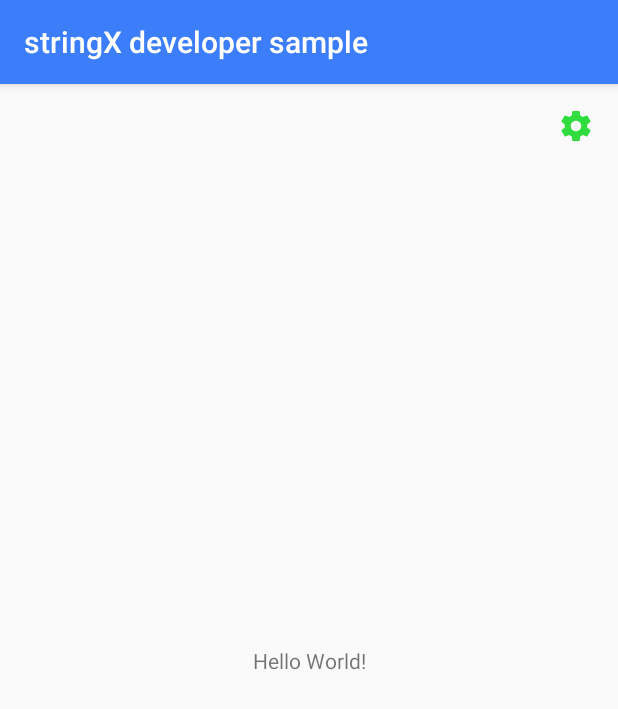
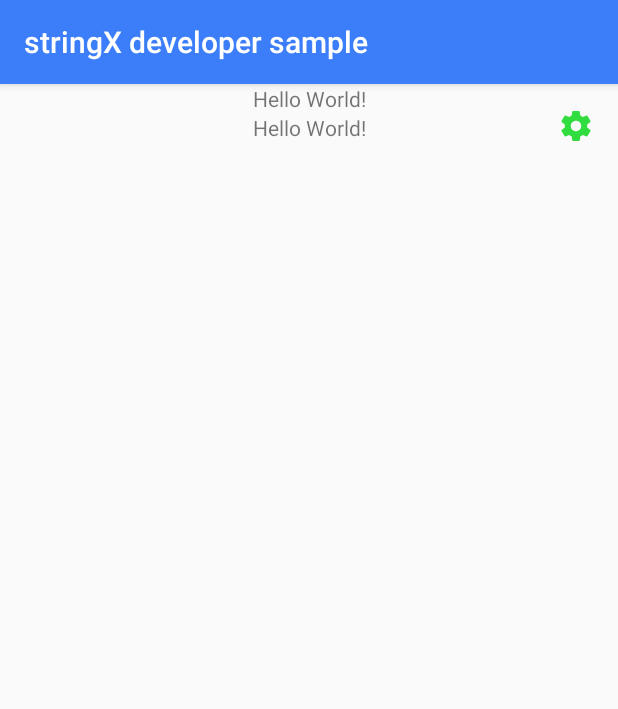
Before and after one commit to SzyQ/linguist-android-sdk, an Android app: the screen it shows after launch (MainActivity), on a phone screen of 412 x 824 dp. Shown: the top 709 px of the screen. Run offline under Robolectric (Android 15) with nearby library versions, the phone set to English and light mode, and no system bars.

Commit message:
Release prep

```diff
--- a/samples/DeveloperSample/app/build.gradle
+++ b/samples/DeveloperSample/app/build.gradle
@@ -2,7 +2,7 @@ apply plugin: 'com.android.application'
 
 android {
     compileSdkVersion 27
-    buildToolsVersion '26.0.2'
+    buildToolsVersion "27.0.3"
     defaultConfig {
         applicationId "io.stringx.developersample"
         minSdkVersion 16
@@ -26,7 +26,7 @@ android {
 dependencies {
     implementation project(':stringx')
     implementation fileTree(dir: 'libs', include: ['*.jar'])
-    implementation 'com.android.support:appcompat-v7:27.0.0'
+    implementation 'com.android.support:appcompat-v7:27.0.2'
     implementation 'com.android.support.constraint:constraint-layout:1.0.2'
     testImplementation 'junit:junit:4.12'
     androidTestImplementation('com.android.support.test.espresso:espresso-core:3.0.1', {
--- a/samples/DeveloperSample/app/src/main/res/layout/activity_main.xml
+++ b/samples/DeveloperSample/app/src/main/res/layout/activity_main.xml
@@ -7,13 +7,22 @@
     tools:context="io.stringx.developersample.MainActivity">
 
     <TextView
-        android:layout_width="wrap_content"
+        android:id="@+id/hello"
+        android:layout_width="0dp"
         android:layout_height="wrap_content"
+        android:gravity="center"
         android:text="@string/hello"
-        app:layout_constraintBottom_toBottomOf="parent"
         app:layout_constraintLeft_toLeftOf="parent"
         app:layout_constraintRight_toRightOf="parent"
         app:layout_constraintTop_toTopOf="parent" />
+
+    <TextView
+        android:layout_width="wrap_content"
+        android:layout_height="wrap_content"
+        android:text="@string/hello_duplicate"
+        app:layout_constraintLeft_toLeftOf="parent"
+        app:layout_constraintRight_toRightOf="parent"
+        app:layout_constraintTop_toBottomOf="@+id/hello" />
 
     <ImageButton
         android:id="@+id/settings"
--- a/samples/DeveloperSample/app/src/main/res/values/strings.xml
+++ b/samples/DeveloperSample/app/src/main/res/values/strings.xml
@@ -1,4 +1,5 @@
 <resources>
     <string name="app_name" translatable="false">stringX developer sample</string>
     <string name="hello">Hello World!</string>
+    <string name="hello_duplicate">Hello World!</string>
 </resources>
```
Also changed, not shown: 1 other file.
